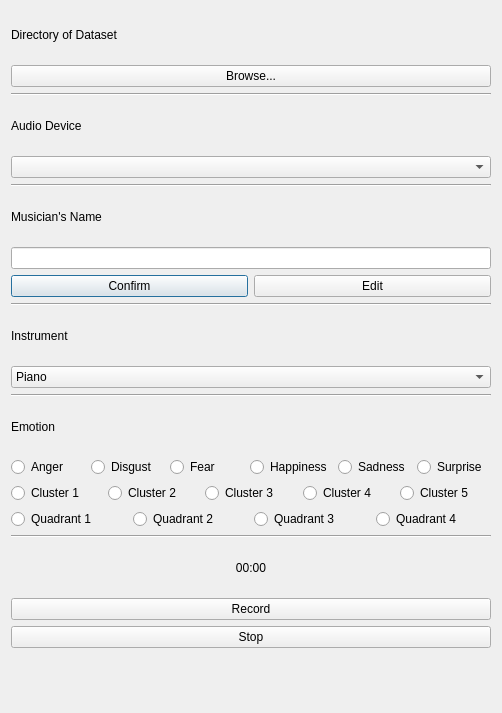
Above: app.ui from yilin-zhang/EmoRecorder before the change. Below: the same form after it.
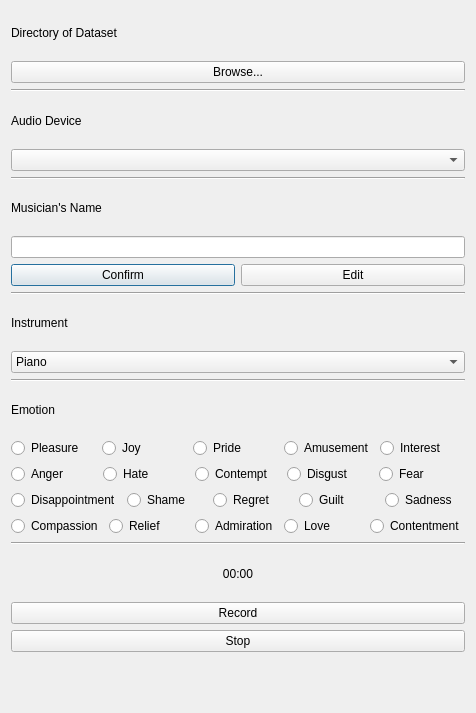
That is the form after the change.

Commit message: Switch all emotion labels to the wheel's

Patch:
```diff
--- a/app.ui
+++ b/app.ui
@@ -6,7 +6,7 @@
    <rect>
     <x>0</x>
     <y>0</y>
-    <width>502</width>
+    <width>476</width>
     <height>713</height>
    </rect>
   </property>
@@ -16,38 +16,38 @@
   <layout class="QGridLayout" name="gridLayout">
    <item row="17" column="0">
     <layout class="QHBoxLayout" name="horizontalLayout_4">
+     <item>
+      <widget class="QRadioButton" name="radioButtonEmotion6">
+       <property name="text">
+        <string>Anger</string>
+       </property>
+      </widget>
+     </item>
      <item>
       <widget class="QRadioButton" name="radioButtonEmotion7">
        <property name="text">
-        <string>Cluster 1</string>
+        <string>Hate</string>
        </property>
       </widget>
      </item>
      <item>
       <widget class="QRadioButton" name="radioButtonEmotion8">
        <property name="text">
-        <string>Cluster 2</string>
+        <string>Contempt</string>
        </property>
       </widget>
      </item>
      <item>
       <widget class="QRadioButton" name="radioButtonEmotion9">
        <property name="text">
-        <string>Cluster 3</string>
+        <string>Disgust</string>
        </property>
       </widget>
      </item>
      <item>
       <widget class="QRadioButton" name="radioButtonEmotion10">
        <property name="text">
-        <string>Cluster 4</string>
-       </property>
-      </widget>
-     </item>
-     <item>
-      <widget class="QRadioButton" name="radioButtonEmotion11">
-       <property name="text">
-        <string>Cluster 5</string>
+        <string>Fear</string>
        </property>
       </widget>
      </item>
@@ -58,42 +58,35 @@
      <item>
       <widget class="QRadioButton" name="radioButtonEmotion1">
        <property name="text">
-        <string>Anger</string>
+        <string>Pleasure</string>
        </property>
       </widget>
      </item>
      <item>
       <widget class="QRadioButton" name="radioButtonEmotion2">
        <property name="text">
-        <string>Disgust</string>
+        <string>Joy</string>
        </property>
       </widget>
      </item>
      <item>
       <widget class="QRadioButton" name="radioButtonEmotion3">
        <property name="text">
-        <string>Fear</string>
+        <string>Pride</string>
        </property>
       </widget>
      </item>
      <item>
       <widget class="QRadioButton" name="radioButtonEmotion4">
        <property name="text">
-        <string>Happiness</string>
+        <string>Amusement</string>
        </property>
       </widget>
      </item>
      <item>
       <widget class="QRadioButton" name="radioButtonEmotion5">
        <property name="text">
-        <string>Sadness</string>
-       </property>
-      </widget>
-     </item>
-     <item>
-      <widget class="QRadioButton" name="radioButtonEmotion6">
-       <property name="text">
-        <string>Surprise</string>
+        <string>Interest</string>
        </property>
       </widget>
      </item>
@@ -101,31 +94,38 @@
    </item>
    <item row="18" column="0">
     <layout class="QHBoxLayout" name="horizontalLayout_5">
+     <item>
+      <widget class="QRadioButton" name="radioButtonEmotion11">
+       <property name="text">
+        <string>Disappointment</string>
+       </property>
+      </widget>
+     </item>
      <item>
       <widget class="QRadioButton" name="radioButtonEmotion12">
        <property name="text">
-        <string>Quadrant 1</string>
+        <string>Shame</string>
        </property>
       </widget>
      </item>
      <item>
       <widget class="QRadioButton" name="radioButtonEmotion13">
        <property name="text">
-        <string>Quadrant 2</string>
+        <string>Regret</string>
        </property>
       </widget>
      </item>
      <item>
       <widget class="QRadioButton" name="radioButtonEmotion14">
        <property name="text">
-        <string>Quadrant 3</string>
+        <string>Guilt</string>
        </property>
       </widget>
      </item>
      <item>
       <widget class="QRadioButton" name="radioButtonEmotion15">
        <property name="text">
-        <string>Quadrant 4</string>
+        <string>Sadness</string>
        </property>
       </widget>
      </item>
@@ -310,6 +310,45 @@
      </property>
     </widget>
    </item>
+   <item row="19" column="0">
+    <layout class="QHBoxLayout" name="horizontalLayout_6">
+     <item>
+      <widget class="QRadioButton" name="radioButtonEmotion16">
+       <property name="text">
+        <string>Compassion</string>
+       </property>
+      </widget>
+     </item>
+     <item>
+      <widget class="QRadioButton" name="radioButtonEmotion17">
+       <property name="text">
+        <string>Relief</string>
+       </property>
+      </widget>
+     </item>
+     <item>
+      <widget class="QRadioButton" name="radioButtonEmotion18">
+       <property name="text">
+        <string>Admiration</string>
+       </property>
+      </widget>
+     </item>
+     <item>
+      <widget class="QRadioButton" name="radioButtonEmotion19">
+       <property name="text">
+        <string>Love</string>
+       </property>
+      </widget>
+     </item>
+     <item>
+      <widget class="QRadioButton" name="radioButtonEmotion20">
+       <property name="text">
+        <string>Contentment</string>
+       </property>
+      </widget>
+     </item>
+    </layout>
+   </item>
   </layout>
  </widget>
  <resources/>
```
The commit also changes 2 other files.
